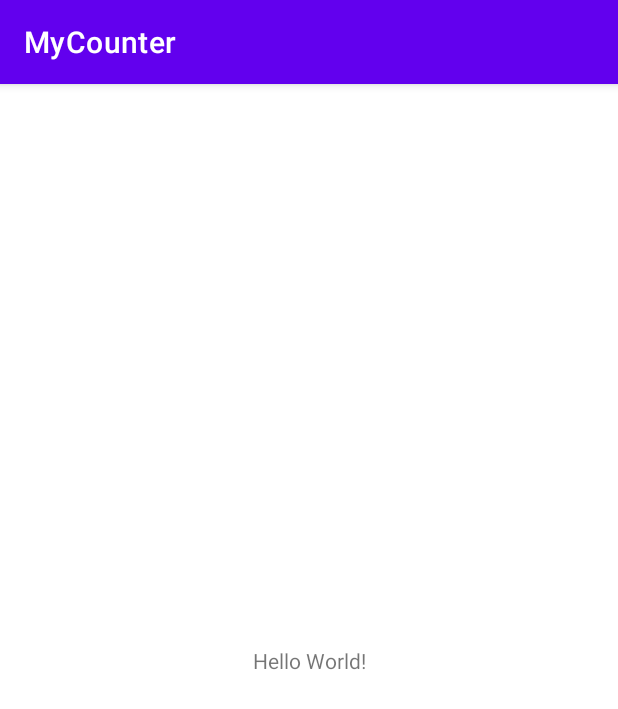
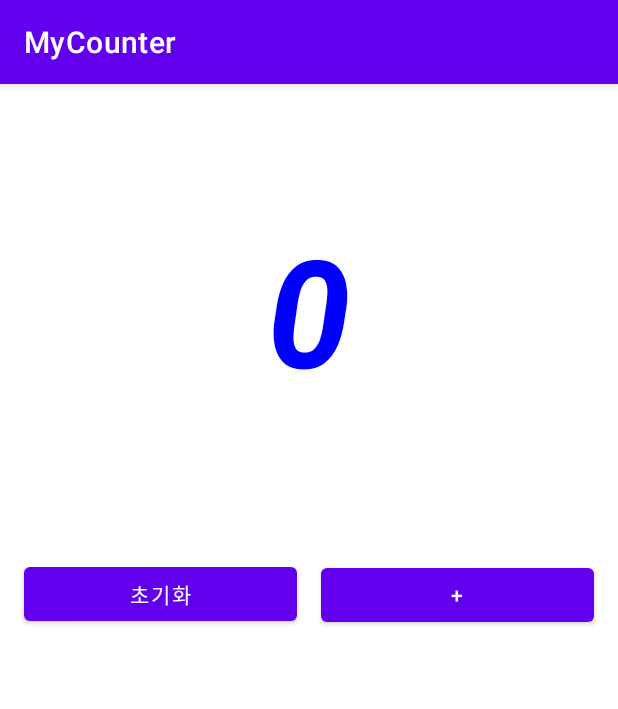
Before and after one commit to SANGJAEYOO/android, an Android app: the screen it shows after launch (MainActivity), on a phone screen of 412 x 824 dp. Shown: the top 709 px of the screen. Run offline under Robolectric (Android 15) with nearby library versions, the phone set to English and light mode, and no system bars.

Commit message:
카운터 소스 반영

```diff
--- a/MyCounter/app/src/main/java/alsatang/co/kr/mycounter/MainActivity.kt
+++ b/MyCounter/app/src/main/java/alsatang/co/kr/mycounter/MainActivity.kt
@@ -2,10 +2,32 @@ package alsatang.co.kr.mycounter
 
 import androidx.appcompat.app.AppCompatActivity
 import android.os.Bundle
+import android.util.Log
+import android.widget.Button
+import android.widget.TextView
 
 class MainActivity : AppCompatActivity() {
     override fun onCreate(savedInstanceState: Bundle?) {
         super.onCreate(savedInstanceState)
         setContentView(R.layout.activity_main)
+
+        val txtCount = findViewById<TextView>(R.id.txtCount)
+        val btnReset = findViewById<Button>(R.id.btnReset)
+        val btnPlus = findViewById<Button>(R.id.btnPlus)
+
+        var number = 0
+
+        btnReset.setOnClickListener {
+            number = 0;
+            Log.d("onClick","Resetnum ===> $number")
+            txtCount.text = number.toString();
+        }
+
+        btnPlus.setOnClickListener {
+            number += 1
+            Log.d("onClick","Plusnum ===> $number")
+            txtCount.text = number.toString();
+        }
+
     }
 }
--- a/MyCounter/app/src/main/res/layout/activity_main.xml
+++ b/MyCounter/app/src/main/res/layout/activity_main.xml
@@ -1,18 +1,42 @@
 <?xml version="1.0" encoding="utf-8"?>
-<androidx.constraintlayout.widget.ConstraintLayout xmlns:android="http://schemas.android.com/apk/res/android"
+<LinearLayout xmlns:android="http://schemas.android.com/apk/res/android"
     xmlns:app="http://schemas.android.com/apk/res-auto"
     xmlns:tools="http://schemas.android.com/tools"
     android:layout_width="match_parent"
     android:layout_height="match_parent"
+    android:orientation="vertical"
     tools:context=".MainActivity">
 
     <TextView
-        android:layout_width="wrap_content"
+        android:id="@+id/txtCount"
+        android:layout_width="match_parent"
+        android:layout_height="300dp"
+        android:gravity="center"
+        android:text="0"
+        android:textColor="@color/blue"
+        android:textSize="100sp"
+        android:textStyle="bold|italic" />
+    <LinearLayout
+        android:layout_width="match_parent"
         android:layout_height="wrap_content"
-        android:text="Hello World!"
-        app:layout_constraintBottom_toBottomOf="parent"
-        app:layout_constraintEnd_toEndOf="parent"
-        app:layout_constraintStart_toStartOf="parent"
-        app:layout_constraintTop_toTopOf="parent" />
+        android:orientation="horizontal">
 
-</androidx.constraintlayout.widget.ConstraintLayout>
+        <Button
+            android:id="@+id/btnReset"
+            android:layout_width="0dp"
+            android:layout_height="wrap_content"
+            android:layout_marginStart="16dp"
+            android:layout_marginTop="16dp"
+            android:layout_marginBottom="16dp"
+            android:layout_weight="1"
+            android:text="초기화" />
+
+        <Button
+            android:id="@+id/btnPlus"
+            android:layout_width="0dp"
+            android:layout_height="wrap_content"
+            android:layout_margin="16dp"
+            android:layout_weight="1"
+            android:text="+" />
+    </LinearLayout>
+</LinearLayout>
--- a/MyCounter/app/src/main/res/values/colors.xml
+++ b/MyCounter/app/src/main/res/values/colors.xml
@@ -7,4 +7,6 @@
     <color name="teal_700">#FF018786</color>
     <color name="black">#FF000000</color>
     <color name="white">#FFFFFFFF</color>
+    <color name="blue">#0000FF</color>
+    <color name="orange">#FF5100</color>
 </resources>
```
